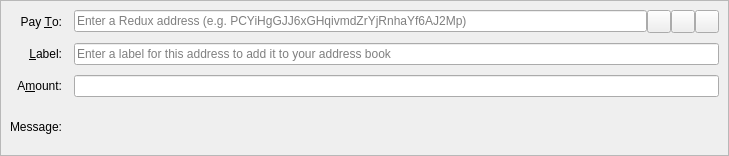
First picture: the form in src/qt/forms/sendcoinsentry.ui, repository sicXnull/test, before the edit.
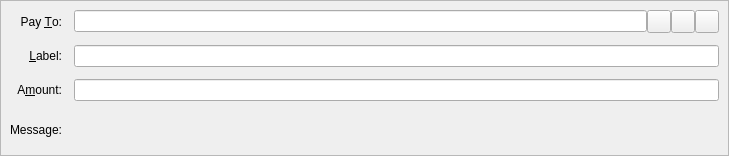
Second picture: the form after the edit. Icons and pictures are not drawn. Custom widgets are drawn as their Qt base class.

The edit to the form file:
```diff
--- a/src/qt/forms/sendcoinsentry.ui
+++ b/src/qt/forms/sendcoinsentry.ui
@@ -27,12 +27,9 @@
     <enum>QFrame::Sunken</enum>
    </property>
    <layout class="QGridLayout" name="gridLayout">
-    <property name="horizontalSpacing">
+    <property name="spacing">
      <number>12</number>
     </property>
-    <property name="verticalSpacing">
-     <number>10</number>
-    </property>
     <item row="0" column="0">
      <widget class="QLabel" name="payToLabel">
       <property name="text">
@@ -56,12 +53,6 @@
         <property name="toolTip">
          <string>The Redux address to send the payment to</string>
         </property>
-        <property name="inputMask">
-         <string/>
-        </property>
-        <property name="placeholderText">
-         <string>Enter a Redux address (e.g. PCYiHgGJJ6xGHqivmdZrYjRnhaYf6AJ2Mp)</string>
-        </property>
        </widget>
       </item>
       <item>
@@ -138,12 +129,6 @@
       <property name="toolTip">
        <string>Enter a label for this address to add it to the list of used addresses</string>
       </property>
-      <property name="inputMask">
-       <string/>
-      </property>
-      <property name="placeholderText">
-       <string>Enter a label for this address to add it to your address book</string>
-      </property>
      </widget>
     </item>
     <item row="2" column="0">
```
Left out of the diff: 7 changed lines with no effect on the pictures.
